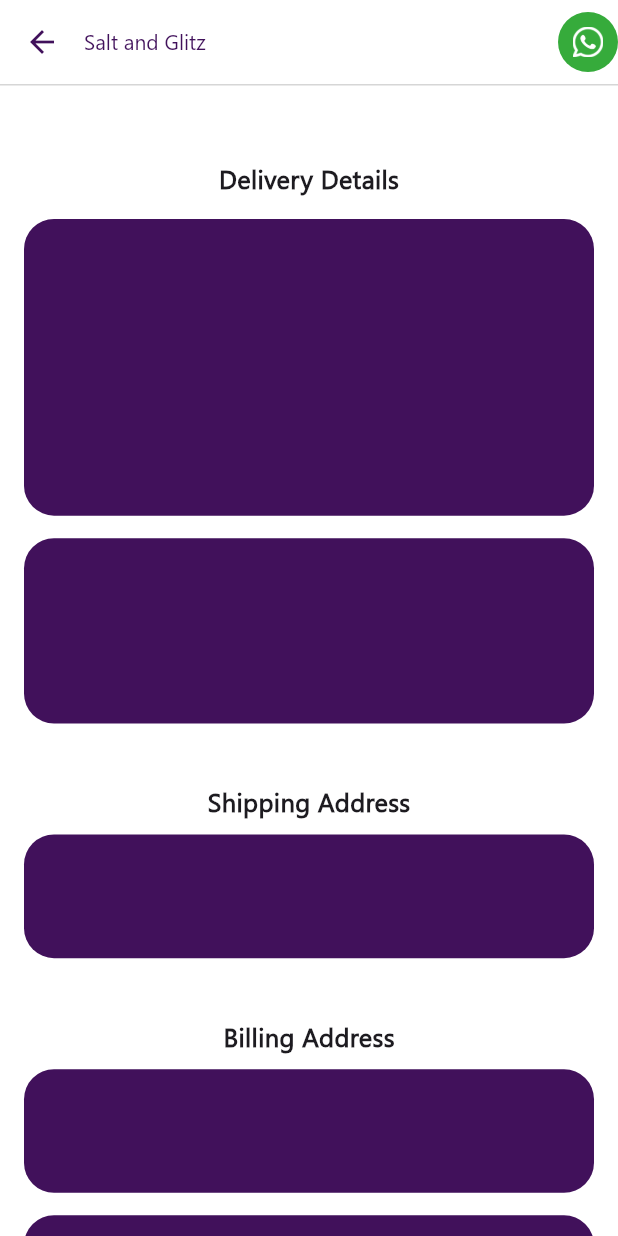
After one commit to saltandglitz/SaltandGlitzJwelleryApp, a Flutter app: the PlaceOrderScreen screen opened by its route, on a phone screen of 412 x 824 dp. The commit adds this screen. Run offline on Flutter 3.47's test engine with Material 3 defaults, Android fonts, the phone set to English and light mode, and no system bars; our stand-ins replace cached_network_image, carousel_slider, connectivity_plus, cookie_jar, country_code_picker, dio and 17 more; missing offline and left inert: app_settings, flutter_facebook_auth, nuts_activity_indicator; accounts and stored records are empty; network calls fail.

```diff
--- a/lib/core/route/route.dart
+++ b/lib/core/route/route.dart
@@ -14,6 +14,7 @@
 import '../../view/screens/collection/collection_screen.dart';
 import '../../view/screens/collection_filter/collection_filter_screen.dart';
 import '../../view/screens/my_account/my_account_screen.dart';
+import '../../view/screens/place_order/place_order_screen.dart';
 import '../../view/screens/product/product_screen.dart';
 import '../../view/screens/splash/splash_screen.dart';
 import '../../view/screens/wishlist/wishlist_screen.dart';
@@ -37,6 +38,7 @@
   static const String setOtpScreen = "/set_otp_screen";
   static const String forgetPasswordScreen = "/forget_password_screen";
   static const String splashScreen = "/splash_screen";
+  static const String placeOrder = "/place_order";
 
   List<GetPage> routes = [
     GetPage(name: bottomBarScreen, page: () => const BottomBarScreen()),
@@ -60,5 +62,6 @@
     GetPage(name: setOtpScreen, page: () => const SetOtp()),
     GetPage(name: forgetPasswordScreen, page: () => const ForgetPassword()),
     GetPage(name: splashScreen, page: () => const SplashScreen()),
+    GetPage(name: placeOrder, page: () => const PlaceOrderScreen()),
   ];
 }
--- a/lib/core/utils/local_strings.dart
+++ b/lib/core/utils/local_strings.dart
@@ -725,6 +725,12 @@
   static const String enableInternet =
       "No network detected!\nMake sure you're Enable internet";
   static const String retry = "Retry";
+
+  ///<<<---------------------------- Network connectivity screen log string ---------------------------->>>
+  static const String deliveryDetails = "Delivery Details";
+  static const String shippingAddress = "Shipping Address";
+  static const String billingAddress = "Billing Address";
+  static const String continuePlaceOrder = "continue";
 }
 
 class AppFonts {
--- a/lib/view/screens/add_to_cart/add_to_cart_screen.dart
+++ b/lib/view/screens/add_to_cart/add_to_cart_screen.dart
@@ -6,6 +6,7 @@
 import 'package:saltandGlitz/data/controller/add_to_cart/add_to_cart_controller.dart';
 import 'package:saltandGlitz/view/components/common_button.dart';
 import '../../../analytics/app_analytics.dart';
+import '../../../core/route/route.dart';
 import '../../../core/utils/color_resources.dart';
 import '../../../core/utils/dimensions.dart';
 import '../../../core/utils/style.dart';
@@ -105,7 +106,9 @@
             const Spacer(),
             // Common Place order button
             CommonButton(
-              onTap: () {},
+              onTap: () {
+                Get.toNamed(RouteHelper.placeOrder);
+              },
             ),
           ],
         ),
--- /dev/null
+++ b/lib/view/screens/place_order/place_order_screen.dart
@@ -0,0 +1,169 @@
+import 'package:flutter/material.dart';
+import 'package:get/get.dart';
+import 'package:saltandGlitz/main_controller.dart';
+import 'package:saltandGlitz/view/components/common_button.dart';
+
+import '../../../core/utils/color_resources.dart';
+import '../../../core/utils/dimensions.dart';
+import '../../../core/utils/images.dart';
+import '../../../core/utils/local_strings.dart';
+import '../../../core/utils/style.dart';
+import '../../components/app_bar_background.dart';
+import '../../components/cached_image.dart';
+
+class PlaceOrderScreen extends StatefulWidget {
+  const PlaceOrderScreen({super.key});
+
+  @override
+  State<PlaceOrderScreen> createState() => _PlaceOrderScreenState();
+}
+
+class _PlaceOrderScreenState extends State<PlaceOrderScreen> {
+  @override
+  Widget build(BuildContext context) {
+    final size = MediaQuery.of(context).size;
+
+    final mainController = Get.put<MainController>(MainController());
+    return Scaffold(
+      backgroundColor: ColorResources.scaffoldBackgroundColor,
+      appBar: AppBarBackground(
+        child: AppBar(
+          automaticallyImplyLeading: false,
+          titleSpacing: 0,
+          title: Text("${LocalStrings.appName}"),
+          titleTextStyle: regularLarge.copyWith(
+            fontWeight: FontWeight.w500,
+            color: ColorResources.conceptTextColor,
+          ),
+          leading: IconButton(
+            onPressed: () {
+              mainController.checkToAssignNetworkConnections();
+              Get.back();
+            },
+            icon: const Icon(Icons.arrow_back_outlined),
+            color: ColorResources.conceptTextColor,
+          ),
+          actions: [
+            CircleAvatar(
+              backgroundColor: ColorResources.whatsappColor,
+              radius: 20,
+              child: Image.asset(
+                MyImages.whatsappImage,
+                height: size.height * 0.025,
+                color: ColorResources.whiteColor,
+              ),
+            ),
+          ],
+          backgroundColor: ColorResources.whiteColor,
+
+          elevation: 0, // Remove default shadow
+        ),
+      ),
+      body: SingleChildScrollView(
+        physics: BouncingScrollPhysics(),
+        child: Padding(
+          padding: const EdgeInsets.all(16.0),
+          child: Column(
+            children: [
+              const SizedBox(
+                height: Dimensions.space35,
+              ),
+              Center(
+                child: Text(
+                  LocalStrings.deliveryDetails,
+                  style: boldMediumLarge.copyWith(
+                    fontWeight: FontWeight.bold,
+                  ),
+                ),
+              ),
+              const SizedBox(
+                height: Dimensions.space15,
+              ),
+              Container(
+                width: double.infinity,
+                height: size.height * 0.24,
+                decoration: BoxDecoration(
+                    borderRadius: BorderRadius.circular(20),
+                    color: ColorResources.conceptTextColor),
+              ),
+              const SizedBox(
+                height: Dimensions.space15,
+              ),
+              Container(
+                width: double.infinity,
+                height: size.height * 0.15,
+                decoration: BoxDecoration(
+                    borderRadius: BorderRadius.circular(20),
+                    color: ColorResources.conceptTextColor),
+              ),
+              const SizedBox(
+                height: Dimensions.space40,
+              ),
+              Center(
+                child: Text(
+                  LocalStrings.shippingAddress,
+                  style: boldMediumLarge.copyWith(
+                    fontWeight: FontWeight.bold,
+                  ),
+                ),
+              ),
+              const SizedBox(
+                height: Dimensions.space10,
+              ),
+              Container(
+                width: double.infinity,
+                height: size.height * 0.10,
+                decoration: BoxDecoration(
+                    borderRadius: BorderRadius.circular(20),
+                    color: ColorResources.conceptTextColor),
+              ),
+              const SizedBox(
+                height: Dimensions.space40,
+              ),
+              Center(
+                child: Text(
+                  LocalStrings.billingAddress,
+                  style: boldMediumLarge.copyWith(
+                    fontWeight: FontWeight.bold,
+                  ),
+                ),
+              ),
+              const SizedBox(
+                height: Dimensions.space10,
+              ),
+              Container(
+                width: double.infinity,
+                height: size.height * 0.10,
+                decoration: BoxDecoration(
+                    borderRadius: BorderRadius.circular(20),
+                    color: ColorResources.conceptTextColor),
+              ),
+              const SizedBox(
+                height: Dimensions.space15,
+              ),
+              Container(
+                width: double.infinity,
+                height: size.height * 0.10,
+                decoration: BoxDecoration(
+                    borderRadius: BorderRadius.circular(20),
+                    color: ColorResources.conceptTextColor),
+              ),
+              const SizedBox(
+                height: Dimensions.space15,
+              ),
+              CommonButton(
+                gradientFirstColor: ColorResources.activeCardColor,
+                gradientSecondColor: ColorResources.activeCardColor,
+                width: double.infinity,
+                buttonName: LocalStrings.continuePlaceOrder,
+                textStyle: boldMediumLarge.copyWith(
+                  color: ColorResources.whiteColor,
+                ),
+              ),
+            ],
+          ),
+        ),
+      ),
+    );
+  }
+}
```
Also changed, not shown: pubspec.lock.
